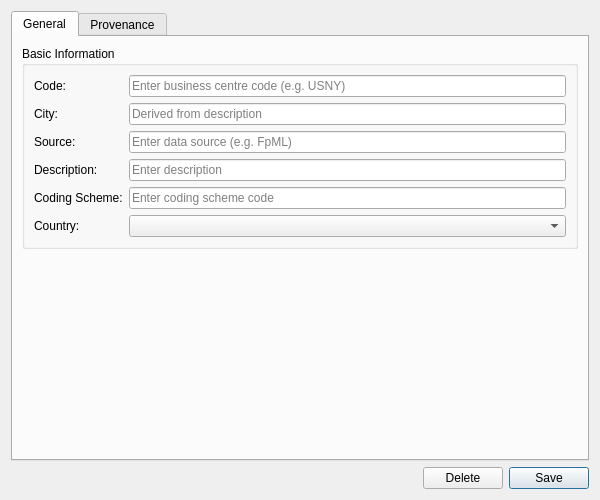
Above: projects/ores.qt/ui/BusinessCentreDetailDialog.ui from OreStudio/OreStudio before the change. Below: the same form after it.
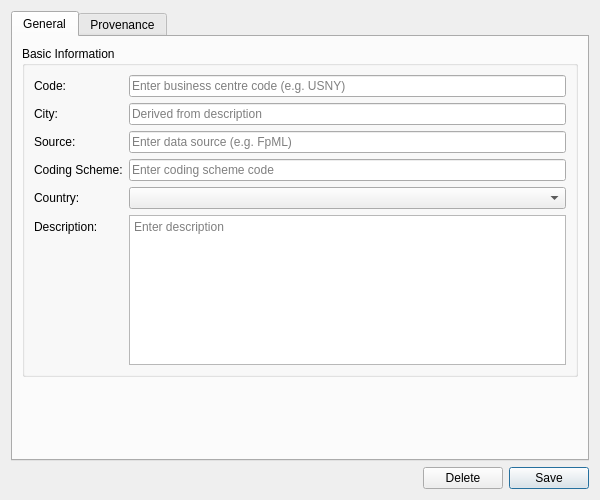
That is the form after the change. Custom widgets are drawn as their Qt base class.

Commit message: [qt] Use QPlainTextEdit for description fields and move to bottom of forms

Patch:
```diff
--- a/projects/ores.qt/ui/BusinessCentreDetailDialog.ui
+++ b/projects/ores.qt/ui/BusinessCentreDetailDialog.ui
@@ -84,43 +84,55 @@
            </widget>
           </item>
           <item row="3" column="0">
-           <widget class="QLabel" name="label_descriptionEdit">
-            <property name="text">
-             <string>Description:</string>
-            </property>
-           </widget>
-          </item>
-          <item row="3" column="1">
-           <widget class="QLineEdit" name="descriptionEdit">
-            <property name="placeholderText">
-             <string>Enter description</string>
-            </property>
-           </widget>
-          </item>
-          <item row="4" column="0">
            <widget class="QLabel" name="label_codingSchemeEdit">
             <property name="text">
              <string>Coding Scheme:</string>
             </property>
            </widget>
           </item>
-          <item row="4" column="1">
+          <item row="3" column="1">
            <widget class="QLineEdit" name="codingSchemeEdit">
             <property name="placeholderText">
              <string>Enter coding scheme code</string>
             </property>
            </widget>
           </item>
-          <item row="5" column="0">
+          <item row="4" column="0">
            <widget class="QLabel" name="label_countryAlpha2Edit">
             <property name="text">
              <string>Country:</string>
             </property>
            </widget>
           </item>
-          <item row="5" column="1">
+          <item row="4" column="1">
            <widget class="QComboBox" name="countryAlpha2Combo"/>
           </item>
+          <item row="5" column="0">
+           <widget class="QLabel" name="label_descriptionEdit">
+            <property name="text">
+             <string>Description:</string>
+            </property>
+           </widget>
+          </item>
+          <item row="5" column="1">
+           <widget class="QPlainTextEdit" name="descriptionEdit">
+            <property name="minimumSize">
+             <size>
+              <width>0</width>
+              <height>80</height>
+             </size>
+            </property>
+            <property name="maximumSize">
+             <size>
+              <width>16777215</width>
+              <height>150</height>
+             </size>
+            </property>
+            <property name="placeholderText">
+             <string>Enter description</string>
+            </property>
+           </widget>
+          </item>
          </layout>
         </widget>
        </item>
```
The commit also changes 43 other files.
